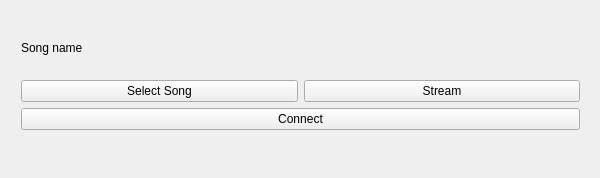
Qt form sender/sender/sender/sender.ui (datacommteamsix/audio-stream-example) before a commit.
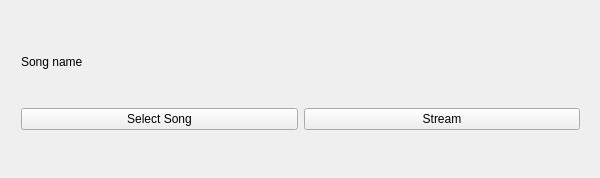
The same form after that commit.

What changed in the file:
```diff
--- a/sender/sender/sender/sender.ui
+++ b/sender/sender/sender/sender.ui
@@ -14,7 +14,7 @@
    <string>sender</string>
   </property>
   <widget class="QWidget" name="centralWidget">
-   <widget class="QWidget" name="">
+   <widget class="QWidget" name="layoutWidget">
     <property name="geometry">
      <rect>
       <x>10</x>
@@ -53,13 +53,6 @@
        </item>
       </layout>
      </item>
-     <item>
-      <widget class="QPushButton" name="buttonConnect">
-       <property name="text">
-        <string>Connect</string>
-       </property>
-      </widget>
-     </item>
     </layout>
    </widget>
   </widget>
```
